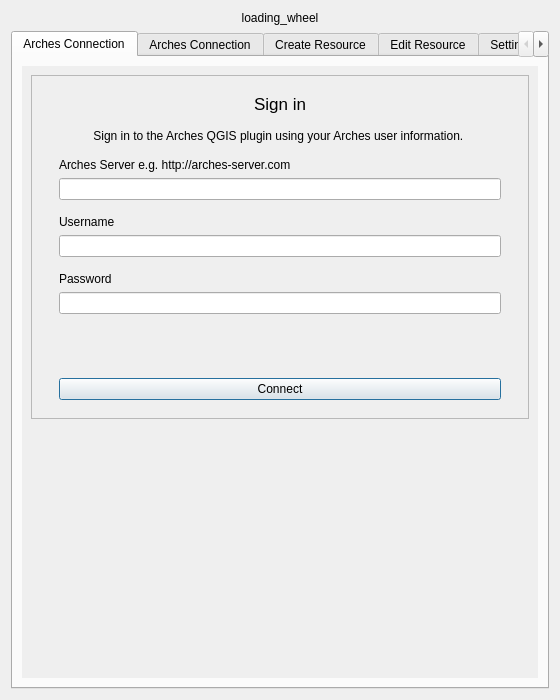
Above: arches_project/ui/arches_project_dialog_base.ui from archesproject/arches-qgis before the change. Below: the same form after it.
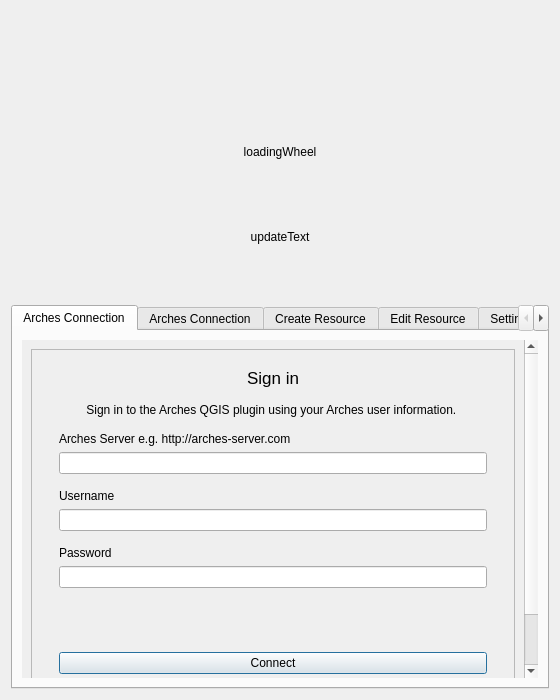
That is the form after the change. The open tabs and pages were chosen to show the change. Icons and pictures are not drawn.

Commit message: Create UI label and signal for connection during task

Patch:
```diff
--- a/arches_project/ui/arches_project_dialog_base.ui
+++ b/arches_project/ui/arches_project_dialog_base.ui
@@ -25,16 +25,89 @@
   </property>
   <layout class="QVBoxLayout" name="verticalLayout_15">
    <item>
-    <widget class="QLabel" name="loading_wheel">
-     <property name="enabled">
-      <bool>true</bool>
+    <spacer name="verticalSpacer_8">
+     <property name="orientation">
+      <enum>Qt::Vertical</enum>
      </property>
-     <property name="text">
-      <string>loading_wheel</string>
+     <property name="sizeHint" stdset="0">
+      <size>
+       <width>20</width>
+       <height>40</height>
+      </size>
      </property>
-     <property name="alignment">
-      <set>Qt::AlignCenter</set>
+    </spacer>
+   </item>
+   <item>
+    <widget class="QFrame" name="loadingWheelFrame">
+     <property name="frameShape">
+      <enum>QFrame::NoFrame</enum>
      </property>
+     <property name="frameShadow">
+      <enum>QFrame::Raised</enum>
+     </property>
+     <layout class="QHBoxLayout" name="horizontalLayout_6">
+      <item>
+       <widget class="QLabel" name="loadingWheel">
+        <property name="enabled">
+         <bool>true</bool>
+        </property>
+        <property name="text">
+         <string>loadingWheel</string>
+        </property>
+        <property name="alignment">
+         <set>Qt::AlignCenter</set>
+        </property>
+       </widget>
+      </item>
+     </layout>
+    </widget>
+   </item>
+   <item>
+    <widget class="QFrame" name="frame_4">
+     <property name="frameShape">
+      <enum>QFrame::NoFrame</enum>
+     </property>
+     <property name="frameShadow">
+      <enum>QFrame::Raised</enum>
+     </property>
+     <layout class="QVBoxLayout" name="verticalLayout_43">
+      <item>
+       <spacer name="verticalSpacer_9">
+        <property name="orientation">
+         <enum>Qt::Vertical</enum>
+        </property>
+        <property name="sizeHint" stdset="0">
+         <size>
+          <width>20</width>
+          <height>20</height>
+         </size>
+        </property>
+       </spacer>
+      </item>
+      <item>
+       <widget class="QLabel" name="updateText">
+        <property name="text">
+         <string>updateText</string>
+        </property>
+        <property name="alignment">
+         <set>Qt::AlignBottom|Qt::AlignHCenter</set>
+        </property>
+       </widget>
+      </item>
+      <item>
+       <spacer name="verticalSpacer_6">
+        <property name="orientation">
+         <enum>Qt::Vertical</enum>
+        </property>
+        <property name="sizeHint" stdset="0">
+         <size>
+          <width>20</width>
+          <height>40</height>
+         </size>
+        </property>
+       </spacer>
+      </item>
+     </layout>
     </widget>
    </item>
    <item>
@@ -82,8 +155,8 @@
            <rect>
             <x>0</x>
             <y>0</y>
-            <width>520</width>
-            <height>612</height>
+            <width>506</width>
+            <height>435</height>
            </rect>
           </property>
           <layout class="QVBoxLayout" name="verticalLayout_3">
```
Left out of the diff: 12 changed lines with no effect on the pictures. The commit also changes 5 other files.
